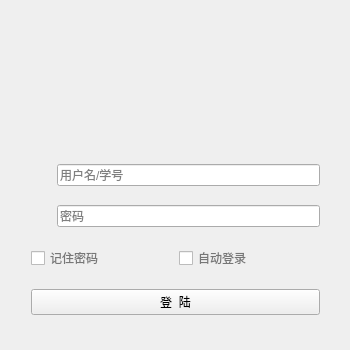
The window that loginui.ui (yexithu/TUNet-pc) describes before a commit, drawn with Qt 5.
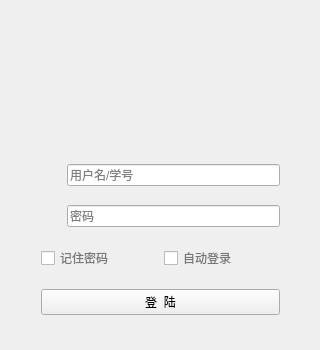
The same window after the commit. Icons and pictures are not drawn.

Diff of the .ui file:
```diff
--- a/loginui.ui
+++ b/loginui.ui
@@ -6,20 +6,20 @@
    <rect>
     <x>0</x>
     <y>0</y>
-    <width>350</width>
+    <width>320</width>
     <height>350</height>
    </rect>
   </property>
   <property name="minimumSize">
    <size>
-    <width>350</width>
+    <width>320</width>
     <height>350</height>
    </size>
   </property>
   <property name="maximumSize">
    <size>
-    <width>600</width>
-    <height>600</height>
+    <width>320</width>
+    <height>350</height>
    </size>
   </property>
   <property name="windowTitle">
@@ -28,9 +28,9 @@
   <widget class="QWidget" name="layoutWidget">
    <property name="geometry">
     <rect>
-     <x>20</x>
+     <x>30</x>
      <y>11</y>
-     <width>311</width>
+     <width>261</width>
      <height>331</height>
     </rect>
    </property>
```
